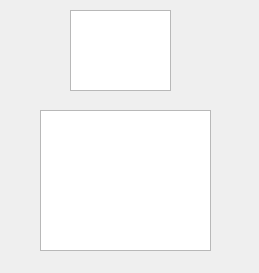
First picture: the form in casewidget.ui, repository mtparet/PecsQt, before the edit.
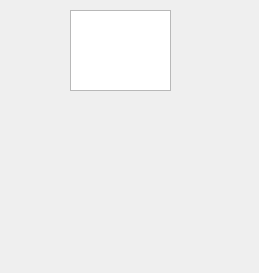
Second picture: the form after the edit.

Diff of the .ui file:
```diff
--- a/casewidget.ui
+++ b/casewidget.ui
@@ -23,13 +23,13 @@
     </rect>
    </property>
   </widget>
-  <widget class="QGraphicsView" name="graphicsView_2">
+  <widget class="QLabel" name="label">
    <property name="geometry">
     <rect>
-     <x>40</x>
-     <y>110</y>
-     <width>171</width>
-     <height>141</height>
+     <x>48</x>
+     <y>134</y>
+     <width>151</width>
+     <height>111</height>
     </rect>
    </property>
    <property name="acceptDrops">
```
Left out of the diff: 4 changed lines with no effect on the pictures.
